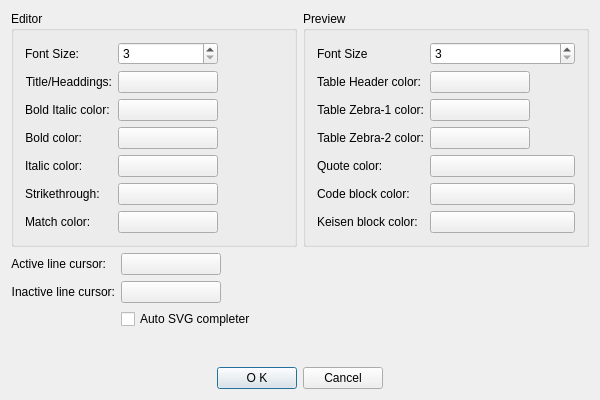
First picture: the form in viMarkdown/src/SettingsDialog.ui, repository shigmas/viMarkdown, before the edit.
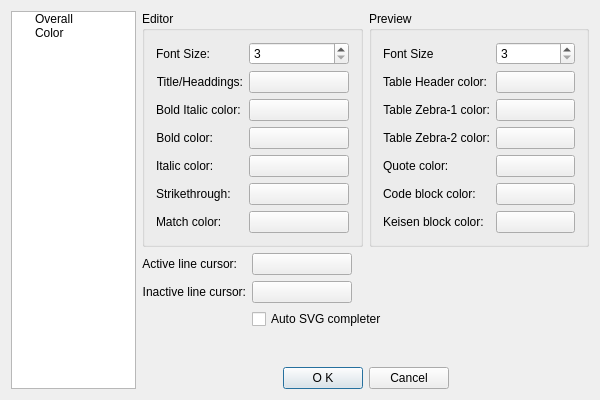
Second picture: the form after the edit.

Commit message: 0164 ◎ C 05/22 05/25 03012│ToDo│O コマンドサポート

Patch:
```diff
--- a/viMarkdown/src/SettingsDialog.ui
+++ b/viMarkdown/src/SettingsDialog.ui
@@ -14,6 +14,46 @@
    <string>SettingsDialog</string>
   </property>
   <layout class="QHBoxLayout" name="horizontalLayout_3">
+   <item>
+    <widget class="QTreeWidget" name="treeWidget">
+     <property name="sizePolicy">
+      <sizepolicy hsizetype="Fixed" vsizetype="Expanding">
+       <horstretch>0</horstretch>
+       <verstretch>0</verstretch>
+      </sizepolicy>
+     </property>
+     <property name="minimumSize">
+      <size>
+       <width>125</width>
+       <height>258</height>
+      </size>
+     </property>
+     <property name="maximumSize">
+      <size>
+       <width>125</width>
+       <height>16777215</height>
+      </size>
+     </property>
+     <property name="headerHidden">
+      <bool>true</bool>
+     </property>
+     <column>
+      <property name="text">
+       <string>type</string>
+      </property>
+     </column>
+     <item>
+      <property name="text">
+       <string>Overall</string>
+      </property>
+     </item>
+     <item>
+      <property name="text">
+       <string>Color</string>
+      </property>
+     </item>
+    </widget>
+   </item>
    <item>
     <layout class="QVBoxLayout" name="verticalLayout">
      <item>
```
The commit also changes 2 other files.
